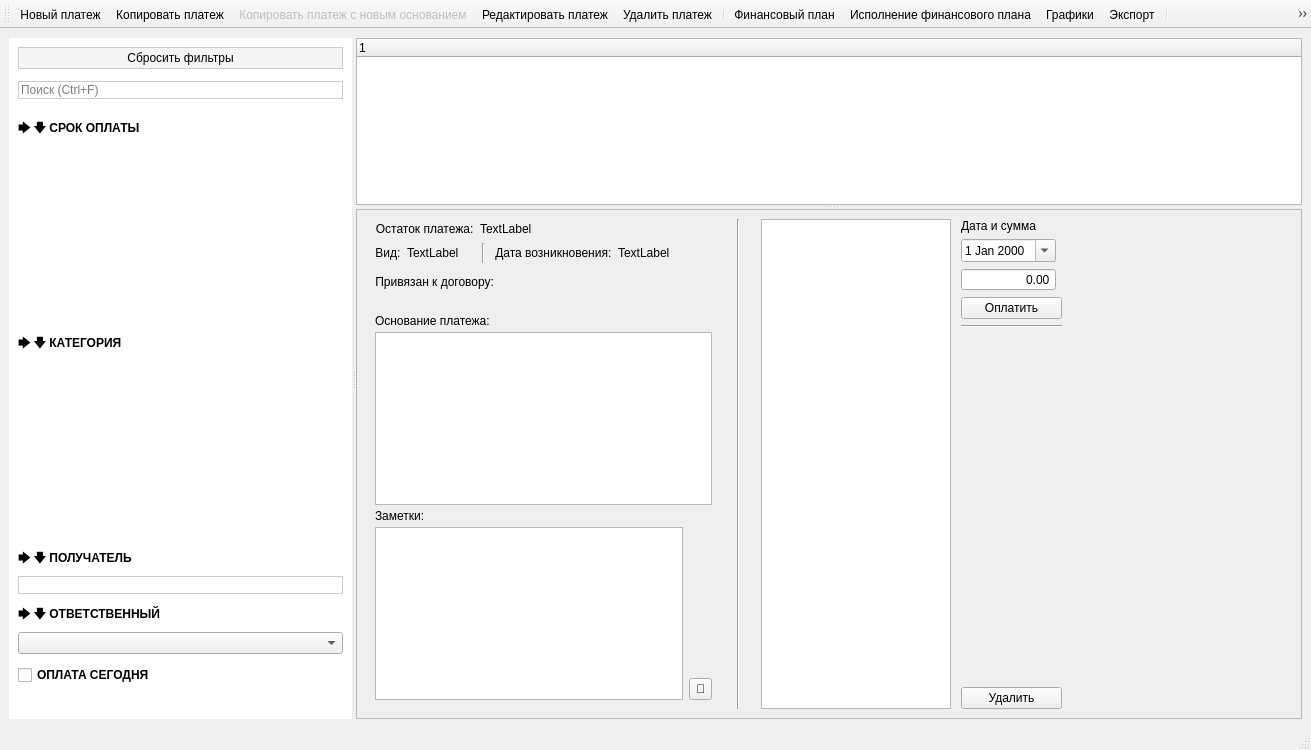
Before: the Qt Designer form designer/ui/mainwindow.ui in Aleee/FinanceCalender, drawn with Qt 5.
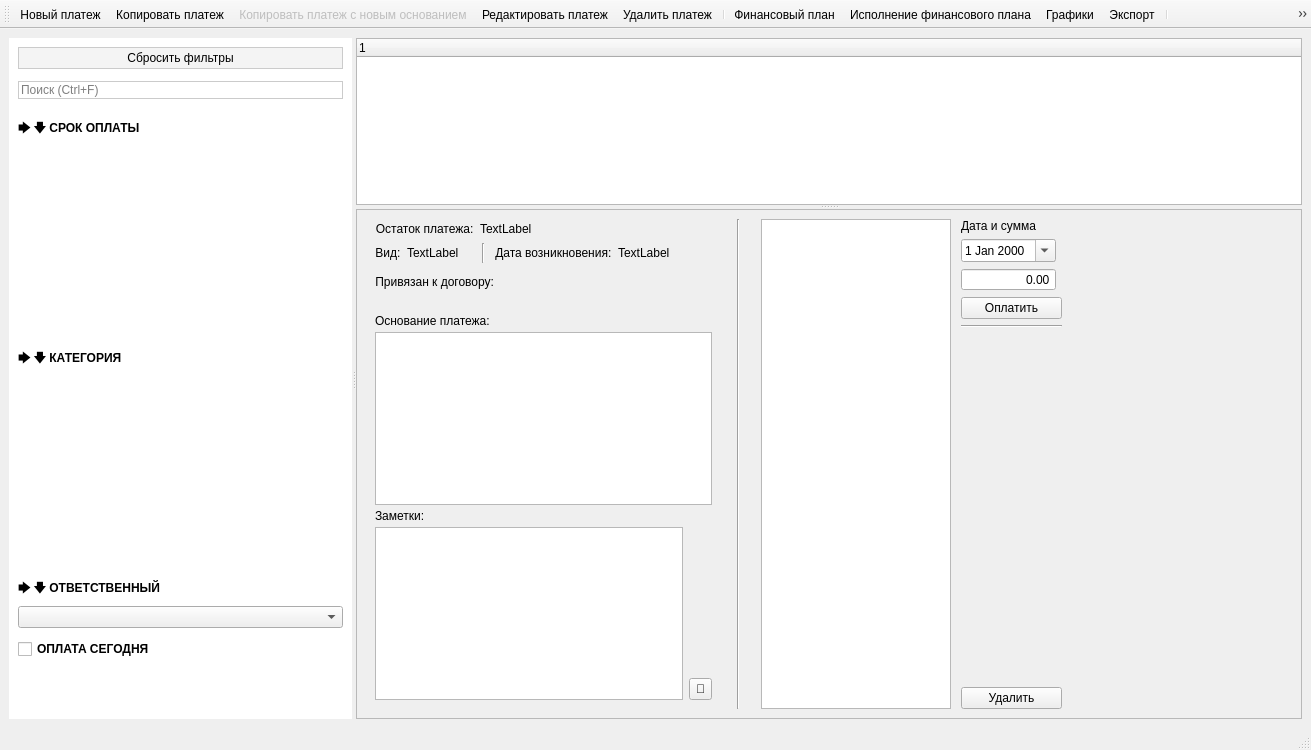
After: the same form once the commit is applied. Icons and pictures are not drawn. Custom widgets are drawn as their Qt base class.

What changed in the file:
```diff
--- a/designer/ui/mainwindow.ui
+++ b/designer/ui/mainwindow.ui
@@ -176,47 +176,6 @@
               </property>
              </widget>
             </item>
-            <item row="11" column="0" colspan="2">
-             <widget class="SwitchPushButton" name="spb_receiver">
-              <property name="font">
-               <font>
-                <bold>true</bold>
-               </font>
-              </property>
-              <property name="styleSheet">
-               <string notr="true">border-width: 0px; text-align: left;</string>
-              </property>
-              <property name="text">
-               <string>🡆 🡇 ПОЛУЧАТЕЛЬ</string>
-              </property>
-             </widget>
-            </item>
-            <item row="10" column="0">
-             <spacer name="verticalSpacer_6">
-              <property name="orientation">
-               <enum>Qt::Orientation::Vertical</enum>
-              </property>
-              <property name="sizeType">
-               <enum>QSizePolicy::Policy::Fixed</enum>
-              </property>
-              <property name="sizeHint" stdset="0">
-               <size>
-                <width>20</width>
-                <height>5</height>
-               </size>
-              </property>
-             </spacer>
-            </item>
-            <item row="12" column="0" colspan="2">
-             <widget class="QLineEdit" name="le_receiverfilter">
-              <property name="styleSheet">
-               <string notr="true">border: 1px solid #cbcbcb</string>
-              </property>
-              <property name="clearButtonEnabled">
-               <bool>true</bool>
-              </property>
-             </widget>
-            </item>
             <item row="7" column="0" colspan="2">
              <widget class="SwitchPushButton" name="spb_category">
               <property name="font">
```
